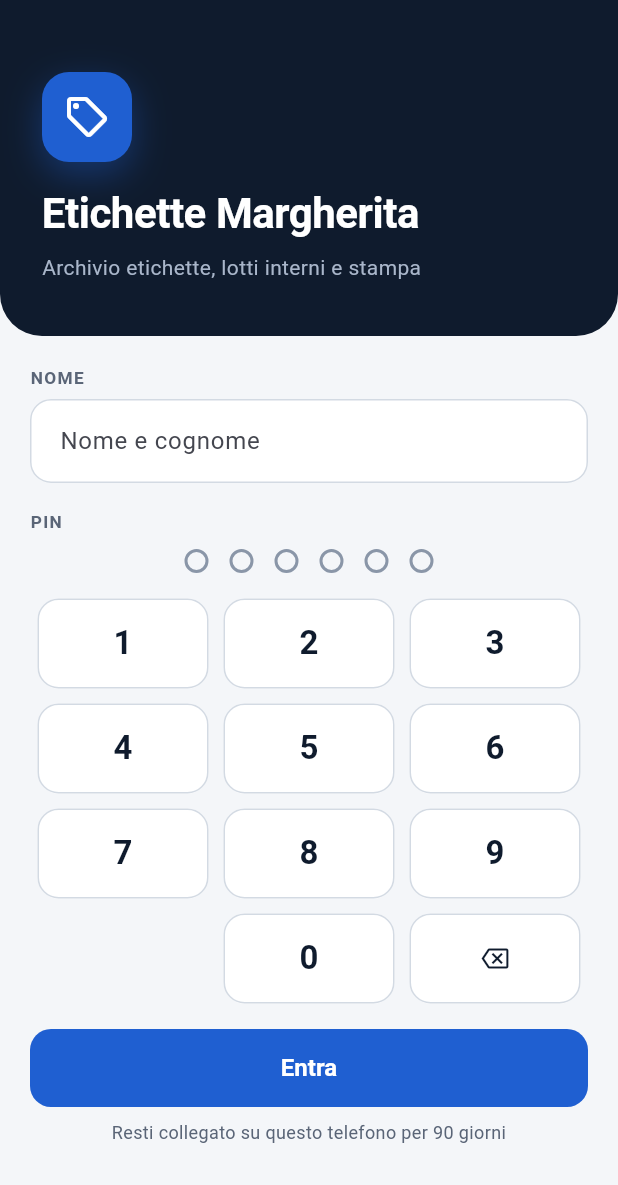
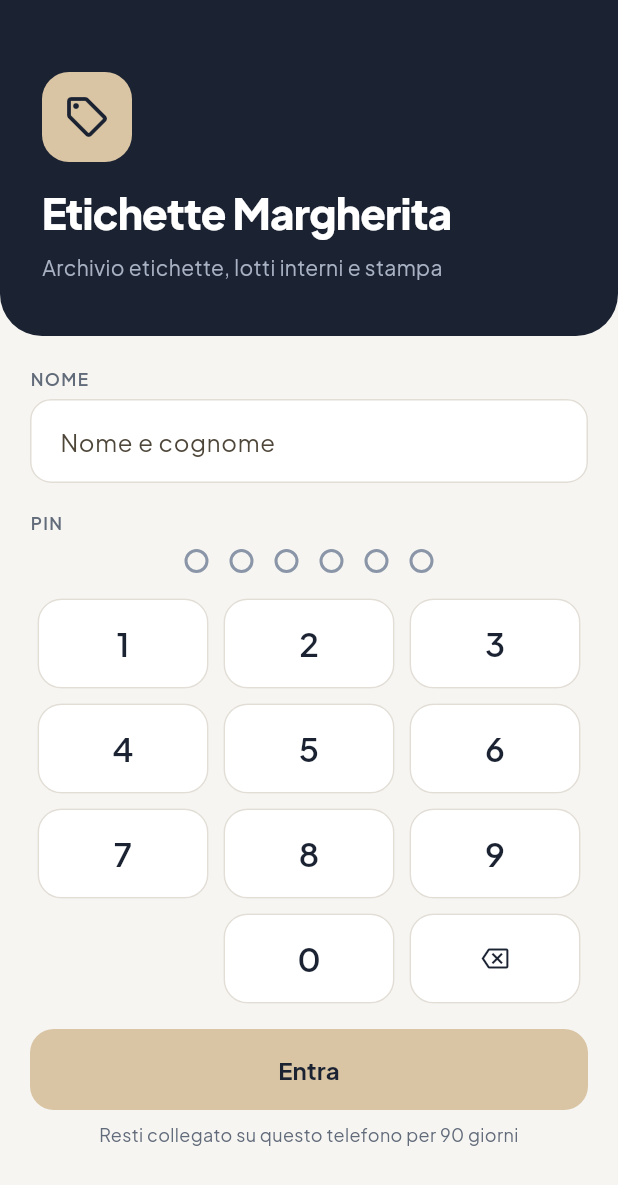
Before and after one commit to telard-pixel/etichette-margherita-app, a Flutter app: the screen it shows after launch, on a phone screen of 412 x 824 dp. Shown: the top 1185 px of the screen. Run offline on Flutter 3.47's test engine with Material 3 defaults, Android fonts, the phone set to English and light mode, and no system bars; our stand-ins replace device_info_plus, flutter_secure_storage, image_picker, open_filex, package_info_plus, web; missing offline and left inert: dart:js_interop.

Commit message:
Grafica v3: piu' chiara e leggera, accento beige sabbia
L'anteprima approvata il 4/10: intestazioni chiare al posto del blu
notte, contatori su riquadri colorati tenui, schede con un bordo sottile
invece dell'ombra (piu' leggere da disegnare scorrendo), tasti pieni beige
sabbia con scritta blu notte, accento nocciola dove serve leggerlo sul
bianco, carattere Plus Jakarta Sans (OFL, ridotto ai caratteri latini).
Menu in basso come prima, con Scatta beige rialzato. Schermate, testi e
funzioni restano gli stessi.

Co-Authored-By: Claude Opus 5.5 <noreply@anthropic.com>
Claude-Session: https://claude.ai/code/session_01CuSGLvkwL7shF7xjFyce1r

```diff
--- a/lib/main.dart
+++ b/lib/main.dart
@@ -14,7 +14,7 @@ void main() {
   WidgetsFlutterBinding.ensureInitialized();
   // Intestazioni blu notte in cima a ogni schermata: icone di stato chiare.
   SystemChrome.setSystemUIOverlayStyle(
-    const SystemUiOverlayStyle(statusBarColor: Colors.transparent, statusBarIconBrightness: Brightness.light),
+    const SystemUiOverlayStyle(statusBarColor: Colors.transparent, statusBarIconBrightness: Brightness.dark, statusBarBrightness: Brightness.light),
   );
   runApp(const EtichetteApp());
   // Nella versione web il gesto "indietro" chiude la schermata aperta (se
@@ -68,5 +68,5 @@ class _StartGateState extends State<StartGate> {
 
   @override
   Widget build(BuildContext context) =>
-      const Scaffold(backgroundColor: C.navy, body: Center(child: CircularProgressIndicator(color: Colors.white)));
+      const Scaffold(backgroundColor: C.navy, body: Center(child: CircularProgressIndicator(color: C.sand)));
 }
--- a/lib/screens/login.dart
+++ b/lib/screens/login.dart
@@ -1,4 +1,5 @@
 import 'package:flutter/material.dart';
+import 'package:flutter/services.dart';
 import 'package:flutter_secure_storage/flutter_secure_storage.dart';
 
 import '../api.dart';
@@ -77,7 +78,10 @@ class _LoginScreenState extends State<LoginScreen> {
   @override
   Widget build(BuildContext context) {
     final dots = _pin.length < 6 ? 6 : _pin.length;
-    return Scaffold(
+    // In alto il riquadro blu notte: icone di stato chiare.
+    return AnnotatedRegion<SystemUiOverlayStyle>(
+      value: SystemUiOverlayStyle.light,
+      child: Scaffold(
       body: SafeArea(
         top: false,
         child: ListView(
@@ -94,15 +98,14 @@ class _LoginScreenState extends State<LoginScreen> {
                   width: 60,
                   height: 60,
                   decoration: BoxDecoration(
-                    color: C.blue,
+                    color: C.sand,
                     borderRadius: BorderRadius.circular(18),
-                    boxShadow: const [BoxShadow(color: Color(0x661F5FD1), blurRadius: 20, offset: Offset(0, 8))],
                   ),
-                  child: const Icon(Icons.sell_outlined, color: Colors.white, size: 32),
+                  child: const Icon(Icons.sell_outlined, color: C.navy, size: 32),
                 ),
                 const SizedBox(height: 14),
                 const Text('Etichette Margherita',
-                    style: TextStyle(color: Colors.white, fontSize: 28, fontWeight: FontWeight.w700, letterSpacing: -.3)),
+                    style: TextStyle(color: Colors.white, fontSize: 28, fontWeight: FontWeight.w800, letterSpacing: -.5)),
                 const SizedBox(height: 6),
                 const Text('Archivio etichette, lotti interni e stampa',
                     style: TextStyle(color: C.onNavyMuted, fontSize: 14)),
@@ -168,6 +171,7 @@ class _LoginScreenState extends State<LoginScreen> {
           ],
         ),
       ),
+      ),
     );
   }
 }
--- a/lib/screens/multi_print.dart
+++ b/lib/screens/multi_print.dart
@@ -115,7 +115,7 @@ class _Choice extends StatelessWidget {
   final VoidCallback onTap;
   @override
   Widget build(BuildContext context) => Material(
-        color: selected ? C.infoBg : Colors.white,
+        color: selected ? C.sandSoft : Colors.white,
         shape: RoundedRectangleBorder(
           borderRadius: BorderRadius.circular(14),
           side: BorderSide(color: selected ? C.blue : C.border, width: selected ? 2 : 1),
--- a/lib/screens/print.dart
+++ b/lib/screens/print.dart
@@ -232,13 +232,13 @@ class _PrintScreenState extends State<PrintScreen> {
               style: const TextStyle(color: Colors.white, fontSize: 16, fontWeight: FontWeight.w700),
             ),
           ),
-          const Icon(Icons.print, color: C.softBlue),
+          const Icon(Icons.print, color: C.accentOnDark),
         ]),
         const SizedBox(height: 12),
         LinearProgressIndicator(
           value: printing ? null : (1 - seconds / 8).clamp(0, 1).toDouble(),
           backgroundColor: const Color(0xFF2A3A55),
-          color: C.softBlue,
+          color: C.accentOnDark,
           minHeight: 6,
           borderRadius: BorderRadius.circular(3),
         ),
--- a/lib/ui.dart
+++ b/lib/ui.dart
@@ -1,45 +1,52 @@
 import 'dart:typed_data';
 
 import 'package:flutter/material.dart';
+import 'package:flutter/services.dart';
 
 import 'api.dart';
 import 'platform/platform.dart' show readPhotoCache, writePhotoCache, forgetPhotoCache;
 
-/// Colori e forme dell'anteprima approvata (versione 2): blu notte, accento
-/// blu, schede bianche con ombra leggera al posto dei bordi.
+/// Colori e forme dell'anteprima approvata (versione 3, 4/10/2026): fondo
+/// bianco caldo, inchiostro blu notte, accento beige sabbia; schede bianche
+/// con un bordo sottile (piu' leggero da disegnare di un'ombra).
 class C {
-  static const navy = Color(0xFF0F1B2D);
-  static const ground = Color(0xFFF4F6F9);
-  static const line = Color(0xFFEDF0F4);
-  static const border = Color(0xFFD3DAE3);
-  static const muted = Color(0xFF5A6577);
-  static const faint = Color(0xFF9AA6B8);
-  static const onNavyMuted = Color(0xFFA9B6CA);
-  static const blue = Color(0xFF1F5FD1);
-  static const softBlue = Color(0xFF8FB1F0);
-  static const chipBg = Color(0xFFEEF1F5);
-  static const okBg = Color(0xFFE3F4EA), okFg = Color(0xFF17663A);
-  static const warnBg = Color(0xFFFDF0DC), warnFg = Color(0xFF8A4204);
-  static const badBg = Color(0xFFFBE4E2), badFg = Color(0xFFA12A21);
-  static const infoBg = Color(0xFFE4ECFB), infoFg = Color(0xFF1A4FB0);
+  /// Inchiostro: testi, chip scelte, riquadri scuri (lotto interno).
+  static const navy = Color(0xFF1B2333);
+  static const ground = Color(0xFFF6F5F2);
+  static const line = Color(0xFFEFECE6);
+  static const border = Color(0xFFE2DED6);
+  static const cardBorder = Color(0xFFECE9E3);
+  static const muted = Color(0xFF626B7A);
+  static const faint = Color(0xFF9AA0AA);
+  static const onNavyMuted = Color(0xFFA9B2C3);
+  /// Accento come testo, icona o bordo sul chiaro: nocciola, leggibile.
+  static const blue = Color(0xFF8C6239);
+  /// Accento sui riquadri scuri.
+  static const accentOnDark = Color(0xFFE6D3B3);
+  /// Beige sabbia dei tasti pieni (Scatta, Stampa): sopra va l'inchiostro.
+  static const sand = Color(0xFFD9C4A3);
+  static const sandSoft = Color(0xFFEFE4D2);
+  static const sandText = Color(0xFF7A5A2E);
+  static const chipBg = Color(0xFFF2F0EB);
+  static const okBg = Color(0xFFE4F2E9), okFg = Color(0xFF1F6B41);
+  static const warnBg = Color(0xFFFDF1DE), warnFg = Color(0xFF8A4A00);
+  static const badBg = Color(0xFFFCE7E2), badFg = Color(0xFFA3301B);
+  static const infoBg = Color(0xFFE8EDF6), infoFg = Color(0xFF2D4A80);
   static const green = Color(0xFF1E8E4E), red = Color(0xFFC0362C);
-  static const statWarn = Color(0xFFF6C177), statBad = Color(0xFFF29C93);
+  /// Contatori in alto: quale riquadro colorato usare (vedi [StatStrip]).
+  static const statWarn = warnFg, statBad = badFg;
 }
+
+const kFont = 'PlusJakartaSans';
 
 const mono = TextStyle(fontFamily: 'monospace', fontWeight: FontWeight.w600);
 
-// Un'ombra sola e corta: due ombre sfocate su ogni riquadro di un elenco
-// lungo costano molto da disegnare mentre si scorre (soprattutto nel
-// browser del telefono), e a vista la differenza e' minima.
-const panelShadow = [
-  BoxShadow(color: Color(0x140F1B2D), blurRadius: 6, offset: Offset(0, 2)),
-];
-
 ThemeData appTheme() {
-  final scheme = ColorScheme.fromSeed(seedColor: C.blue, primary: C.blue, surface: Colors.white);
-  final radius14 = RoundedRectangleBorder(borderRadius: BorderRadius.circular(14));
+  final scheme = ColorScheme.fromSeed(seedColor: C.sand, primary: C.blue, surface: Colors.white);
+  final radius14 = RoundedRectangleBorder(borderRadius: BorderRadius.circular(16));
   return ThemeData(
     useMaterial3: true,
+    fontFamily: kFont,
     colorScheme: scheme,
     scaffoldBackgroundColor: C.ground,
     appBarTheme: const AppBarTheme(backgroundColor: C.navy, foregroundColor: Colors.white, elevation: 0),
@@ -55,10 +62,12 @@ ThemeData appTheme() {
     ),
     filledButtonTheme: FilledButtonThemeData(
       style: FilledButton.styleFrom(
-        minimumSize: const Size.fromHeight(52),
+        minimumSize: const Size.fromHeight(54),
         shape: radius14,
         elevation: 0,
-        textStyle: const TextStyle(fontSize: 16, fontWeight: FontWeight.w600),
+        backgroundColor: C.sand,
+        foregroundColor: C.navy,
+        textStyle: const TextStyle(fontFamily: kFont, fontSize: 16, fontWeight: FontWeight.w700),
       ),
     ),
     outlinedButtonTheme: OutlinedButtonThemeData(
@@ -68,7 +77,7 @@ ThemeData appTheme() {
         backgroundColor: Colors.white,
         side: const BorderSide(color: C.border),
         shape: radius14,
-        textStyle: const TextStyle(fontSize: 16, fontWeight: FontWeight.w600),
+        textStyle: const TextStyle(fontFamily: kFont, fontSize: 16, fontWeight: FontWeight.w600),
       ),
     ),
     chipTheme: ChipThemeData(
@@ -104,13 +113,12 @@ class Panel extends StatelessWidget {
     return DecoratedBox(
       decoration: BoxDecoration(
         color: color ?? Colors.white,
-        borderRadius: BorderRadius.circular(16),
-        boxShadow: color == C.navy ? null : panelShadow,
-        border: border,
+        borderRadius: BorderRadius.circular(18),
+        border: border ?? (color == C.navy ? null : Border.all(color: C.cardBorder)),
       ),
       child: Material(
         type: MaterialType.transparency,
-        borderRadius: BorderRadius.circular(16),
+        borderRadius: BorderRadius.circular(18),
         clipBehavior: Clip.antiAlias,
         child: onTap == null && onLongPress == null ? inner : InkWell(onTap: onTap, onLongPress: onLongPress, child: inner),
       ),
@@ -118,8 +126,9 @@ class Panel extends StatelessWidget {
   }
 }
 
-/// L'intestazione blu notte: titolo grande, sottotitolo, eventuale freccia
-/// indietro, azioni a destra e, sotto, i contatori.
+/// L'intestazione chiara (era blu notte fino al 4/10/2026): titolo grande,
+/// sottotitolo, eventuale freccia indietro, azioni a destra e, sotto, i
+/// contatori. Le icone di stato del telefono diventano scure.
 class NavyHeader extends StatelessWidget {
   const NavyHeader({super.key, required this.title, this.subtitle, this.back = false, this.actions = const [], this.bottom});
   final String title;
@@ -129,9 +138,11 @@ class NavyHeader extends StatelessWidget {
   final Widget? bottom;
 
   @override
-  Widget build(BuildContext context) => Container(
-        color: C.navy,
-        padding: EdgeInsets.fromLTRB(20, MediaQuery.of(context).padding.top + 14, 20, 18),
+  Widget build(BuildContext context) => AnnotatedRegion<SystemUiOverlayStyle>(
+        value: SystemUiOverlayStyle.dark.copyWith(statusBarColor: Colors.transparent),
+        child: Container(
+          color: C.ground,
+          padding: EdgeInsets.fromLTRB(20, MediaQuery.of(context).padding.top + 16, 20, 14),
           child: Column(crossAxisAlignment: CrossAxisAlignment.stretch, children: [
             Row(children: [
               if (back) ...[
@@ -143,11 +154,11 @@ class NavyHeader extends StatelessWidget {
                   Text(title,
                       maxLines: 1,
                       overflow: TextOverflow.ellipsis,
-                    style: const TextStyle(color: Colors.white, fontSize: 24, fontWeight: FontWeight.w700, letterSpacing: -.2)),
+                      style: TextStyle(color: C.navy, fontSize: back ? 22 : 28, fontWeight: FontWeight.w800, letterSpacing: -.6)),
                   if (subtitle != null) ...[
                     const SizedBox(height: 2),
                     Text(subtitle!, maxLines: 1, overflow: TextOverflow.ellipsis,
-                      style: const TextStyle(color: C.onNavyMuted, fontSize: 13)),
+                        style: const TextStyle(color: C.muted, fontSize: 13)),
                   ],
                 ]),
               ),
@@ -155,6 +166,7 @@ class NavyHeader extends StatelessWidget {
             ]),
             if (bottom != null) ...[const SizedBox(height: 14), bottom!],
           ]),
+        ),
       );
 }
 
@@ -165,6 +177,8 @@ class HeaderButton extends StatelessWidget {
   final VoidCallback? onPressed;
   final Color? color;
   @override
+  /// Senza [color]: bianco col bordo, sull'intestazione chiara. Con un
+  /// colore (sopra una foto, o un'azione in evidenza): icona bianca.
   Widget build(BuildContext context) => SizedBox(
         width: 44,
         height: 44,
@@ -172,32 +186,44 @@ class HeaderButton extends StatelessWidget {
           tooltip: tooltip,
           onPressed: onPressed,
           style: IconButton.styleFrom(
-            backgroundColor: color ?? Colors.white.withValues(alpha: .08),
+            backgroundColor: color ?? Colors.white,
+            side: color == null ? const BorderSide(color: C.cardBorder) : null,
             shape: RoundedRectangleBorder(borderRadius: BorderRadius.circular(14)),
           ),
-          icon: Icon(icon, color: Colors.white),
+          icon: Icon(icon, color: color == null ? C.navy : Colors.white),
         ),
       );
 }
 
-/// I tre numeri sotto l'intestazione.
+/// I tre numeri sotto l'intestazione: [C.statWarn] su un riquadro ambra,
+/// [C.statBad] su uno rosato, gli altri su bianco.
 class StatStrip extends StatelessWidget {
   const StatStrip(this.stats, {super.key});
   final List<(String value, String label, Color color)> stats;
+
+  static (Color bg, Color fg, Border? border) _look(Color color) {
+    if (color == C.statWarn) return (C.warnBg, C.warnFg, null);
+    if (color == C.statBad) return (C.badBg, C.badFg, null);
+    return (Colors.white, C.navy, Border.all(color: C.cardBorder));
+  }
+
   @override
   Widget build(BuildContext context) => Row(children: [
         for (var i = 0; i < stats.length; i++) ...[
           if (i > 0) const SizedBox(width: 8),
           Expanded(
-            child: Container(
-              padding: const EdgeInsets.symmetric(horizontal: 12, vertical: 10),
-              decoration: BoxDecoration(color: Colors.white.withValues(alpha: .06), borderRadius: BorderRadius.circular(12)),
+            child: Builder(builder: (context) {
+              final (bg, fg, border) = _look(stats[i].$3);
+              return Container(
+                padding: const EdgeInsets.symmetric(horizontal: 12, vertical: 11),
+                decoration: BoxDecoration(color: bg, border: border, borderRadius: BorderRadius.circular(16)),
                 child: Column(crossAxisAlignment: CrossAxisAlignment.start, children: [
-                Text(stats[i].$1, style: TextStyle(color: stats[i].$3, fontSize: 22, fontWeight: FontWeight.w700)),
+                  Text(stats[i].$1, style: TextStyle(color: fg, fontSize: 23, fontWeight: FontWeight.w800, letterSpacing: -.4)),
                   Text(stats[i].$2, maxLines: 1, overflow: TextOverflow.ellipsis,
-                    style: const TextStyle(color: C.onNavyMuted, fontSize: 11.5)),
+                      style: TextStyle(color: fg == C.navy ? C.muted : fg, fontSize: 12, fontWeight: FontWeight.w500)),
                 ]),
-            ),
+              );
+            }),
           ),
         ],
       ]);
@@ -225,7 +251,7 @@ class Pill extends StatelessWidget {
         decoration: BoxDecoration(color: bg, borderRadius: BorderRadius.circular(99)),
         child: Row(mainAxisSize: MainAxisSize.min, children: [
           if (icon != null) ...[Icon(icon, size: 13, color: fg), const SizedBox(width: 4)],
-          Text(text, style: TextStyle(fontSize: 11.5, fontWeight: FontWeight.w600, color: fg)),
+          Text(text, style: TextStyle(fontSize: 11.5, fontWeight: FontWeight.w700, color: fg)),
         ]),
       );
 }
@@ -237,8 +263,8 @@ class LotTag extends StatelessWidget {
   final double size;
   @override
   Widget build(BuildContext context) => Container(
-        padding: const EdgeInsets.symmetric(horizontal: 7, vertical: 2),
-        decoration: BoxDecoration(color: C.chipBg, borderRadius: BorderRadius.circular(6)),
+        padding: const EdgeInsets.symmetric(horizontal: 8, vertical: 3),
+        decoration: BoxDecoration(color: C.chipBg, borderRadius: BorderRadius.circular(8)),
         child: Text(code, style: mono.copyWith(fontSize: size, color: C.navy)),
       );
 }
```
Also changed, not shown: assets/fonts/OFL.txt (added, +93 -0 lines), lib/screens/archive.dart (+8 -11 lines), lib/screens/home.dart (+15 -15 lines), lib/screens/item.dart (+12 -7 lines), pubspec.yaml (+14 -0 lines), assets/fonts/PlusJakartaSans-Bold.ttf (added), assets/fonts/PlusJakartaSans-ExtraBold.ttf (added), assets/fonts/PlusJakartaSans-Medium.ttf (added), assets/fonts/PlusJakartaSans-Regular.ttf (added), assets/fonts/PlusJakartaSans-SemiBold.ttf (added), 1 other file. Lines whose indentation alone changed are shown as unchanged.
